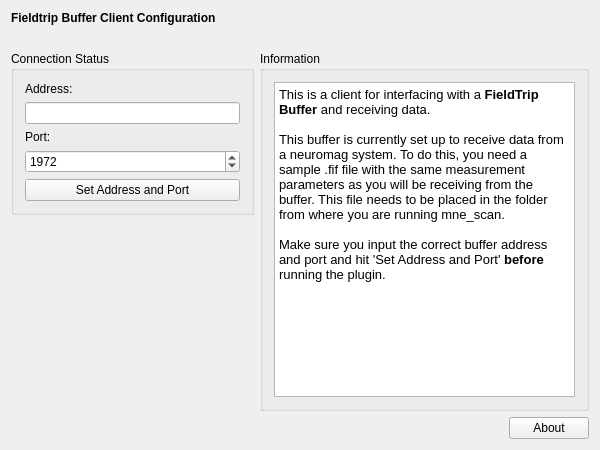
First picture: the form in applications/mne_scan/plugins/ftbuffer/FormFiles/ftbuffersetup.ui, repository mne-tools/mne-cpp, before the edit.
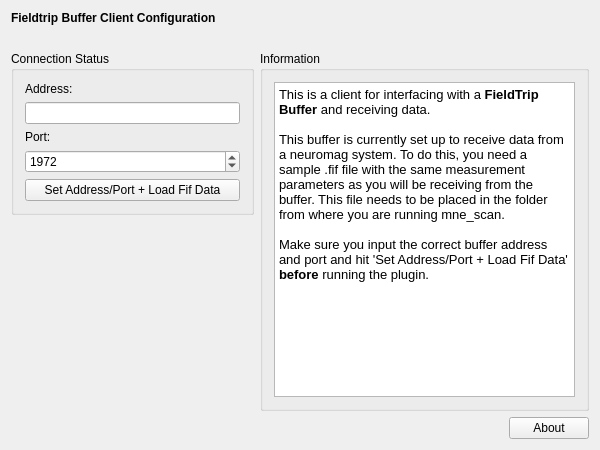
Second picture: the form after the edit.

```diff
--- a/applications/mne_scan/plugins/ftbuffer/FormFiles/ftbuffersetup.ui
+++ b/applications/mne_scan/plugins/ftbuffer/FormFiles/ftbuffersetup.ui
@@ -75,7 +75,7 @@
 &lt;p style=&quot;-qt-paragraph-type:empty; margin-top:0px; margin-bottom:0px; margin-left:0px; margin-right:0px; -qt-block-indent:0; text-indent:0px; font-family:'Sans';&quot;&gt;&lt;br /&gt;&lt;/p&gt;
 &lt;p style=&quot; margin-top:0px; margin-bottom:0px; margin-left:0px; margin-right:0px; -qt-block-indent:0; text-indent:0px;&quot;&gt;&lt;span style=&quot; font-family:'Sans';&quot;&gt;This buffer is currently set up to receive data from a neuromag system. To do this, you need a sample .fif file with the same measurement parameters as you will be receiving from the buffer. This file needs to be placed in the folder from where you are running mne_scan. &lt;/span&gt;&lt;/p&gt;
 &lt;p style=&quot;-qt-paragraph-type:empty; margin-top:0px; margin-bottom:0px; margin-left:0px; margin-right:0px; -qt-block-indent:0; text-indent:0px; font-family:'Sans';&quot;&gt;&lt;br /&gt;&lt;/p&gt;
-&lt;p style=&quot; margin-top:0px; margin-bottom:0px; margin-left:0px; margin-right:0px; -qt-block-indent:0; text-indent:0px;&quot;&gt;&lt;span style=&quot; font-family:'Sans';&quot;&gt;Make sure you input the correct buffer address and port and hit 'Set Address and Port' &lt;/span&gt;&lt;span style=&quot; font-family:'Sans'; font-weight:600;&quot;&gt;before&lt;/span&gt;&lt;span style=&quot; font-family:'Sans';&quot;&gt; running the plugin.&lt;/span&gt;&lt;/p&gt;&lt;/body&gt;&lt;/html&gt;</string>
+&lt;p style=&quot; margin-top:0px; margin-bottom:0px; margin-left:0px; margin-right:0px; -qt-block-indent:0; text-indent:0px;&quot;&gt;&lt;span style=&quot; font-family:'Sans';&quot;&gt;Make sure you input the correct buffer address and port and hit 'Set Address/Port + Load Fif Data' &lt;/span&gt;&lt;span style=&quot; font-family:'Sans'; font-weight:600;&quot;&gt;before&lt;/span&gt;&lt;span style=&quot; font-family:'Sans';&quot;&gt; running the plugin.&lt;/span&gt;&lt;/p&gt;&lt;/body&gt;&lt;/html&gt;</string>
           </property>
          </widget>
         </item>
@@ -159,7 +159,7 @@
         <item row="4" column="0">
          <widget class="QPushButton" name="m_qPushButton_Connect">
           <property name="text">
-           <string>Set Address and Port</string>
+           <string>Set Address/Port + Load Fif Data</string>
           </property>
          </widget>
         </item>
```
